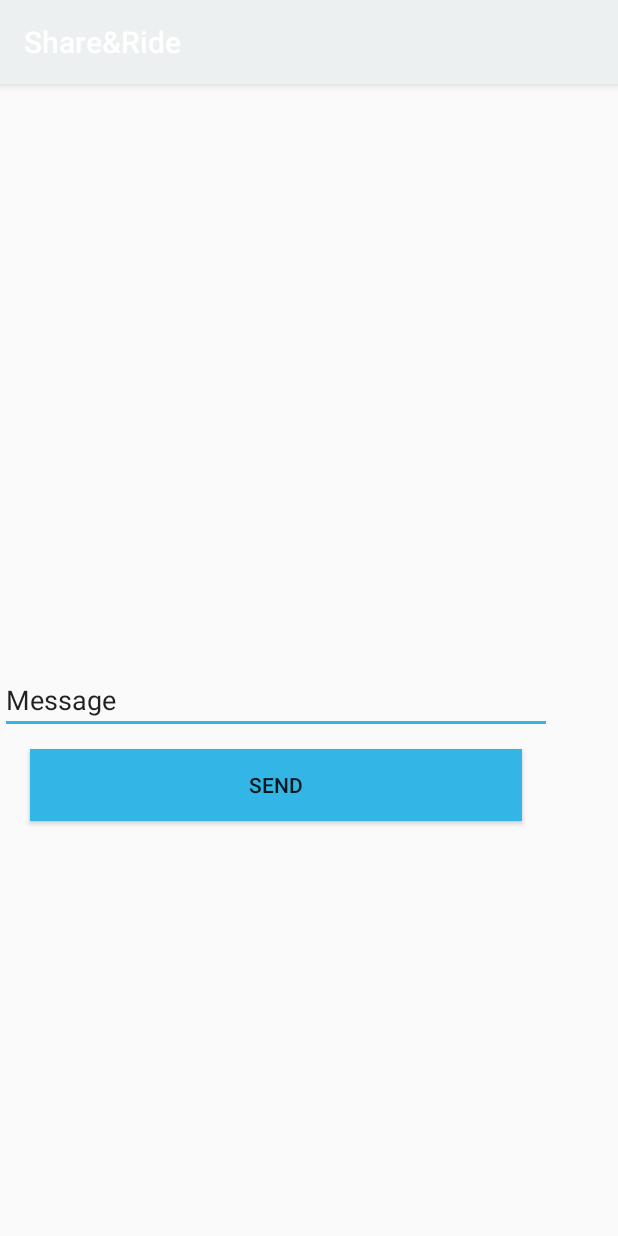
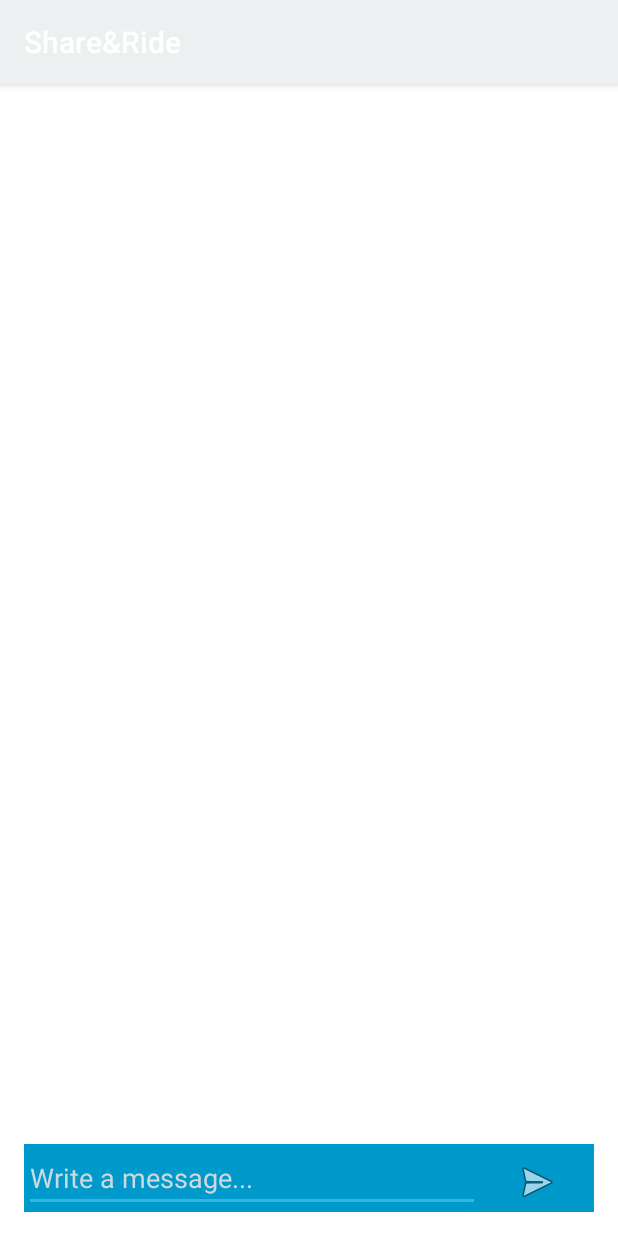
Before and after one commit to alexrupom/Share-and-Ride, an Android app: the ChatActivity screen opened directly, with no data from a screen before it, on a phone screen of 412 x 824 dp. Run offline under Robolectric (Android 15) with nearby library versions, the phone set to English and light mode, and no system bars; our stand-ins replace Firebase (no records; nobody signed in at launch, a user with empty details on screens opened directly); 2 statements that could not run were skipped.

Commit message:
chat added

```diff
--- a/Application/Share&Ride/app/src/main/java/shafin/shareride/ChatActivity.java
+++ b/Application/Share&Ride/app/src/main/java/shafin/shareride/ChatActivity.java
@@ -1,13 +1,84 @@
 package shafin.shareride;
 
+import android.support.annotation.NonNull;
+import android.support.annotation.Nullable;
 import android.support.v7.app.AppCompatActivity;
 import android.os.Bundle;
+import android.view.View;
+import android.view.ViewGroup;
+import android.widget.ArrayAdapter;
+import android.widget.Button;
+import android.widget.EditText;
+import android.widget.ImageView;
+import android.widget.ListView;
+import android.widget.TextView;
+import android.widget.Toast;
+
+import com.google.firebase.auth.FirebaseAuth;
+import com.google.firebase.auth.FirebaseUser;
+import com.google.firebase.database.ChildEventListener;
+import com.google.firebase.database.DataSnapshot;
+import com.google.firebase.database.DatabaseError;
+import com.google.firebase.database.DatabaseReference;
+import com.google.firebase.database.FirebaseDatabase;
+
+import java.util.LinkedList;
+import java.util.List;
 
 public class ChatActivity extends AppCompatActivity {
+    TextView textViewChatname;
+    FirebaseDatabase firebaseDatabase;
+    DatabaseReference databaseReference;
+    FirebaseAuth firebaseAuth;
+    String userid;
+    EditText editTextMessageArea;
+
+    ImageView imageViewSendButton;
+    ListView listView;
+
 
     @Override
     protected void onCreate(Bundle savedInstanceState) {
         super.onCreate(savedInstanceState);
         setContentView(R.layout.activity_chat);
+        textViewChatname=(TextView)findViewById(R.id.chatname);
+
+        //Get the bundle
+        Bundle bundle = getIntent().getExtras();
+
+        //Extract the data…
+        String stuff = bundle.getString("chatname");
+        String id = bundle.getString("id");
+        textViewChatname.setText(stuff);
+
+        firebaseAuth= FirebaseAuth.getInstance();
+        firebaseDatabase= FirebaseDatabase.getInstance();
+        final FirebaseUser user=firebaseAuth.getCurrentUser();
+        userid=user.getUid();
+        databaseReference= FirebaseDatabase.getInstance().getReference().child("postRide").child(id);
+
+        imageViewSendButton=(ImageView)findViewById(R.id.sendButton);
+        editTextMessageArea=(EditText)findViewById(R.id.messageArea);
+        listView=(ListView)findViewById(R.id.listview);
+
+        imageViewSendButton.setOnClickListener(new View.OnClickListener() {
+            @Override
+            public void onClick(View view) {
+
+                ChatMessage chat  = new ChatMessage(user.getDisplayName(), editTextMessageArea.getText().toString());
+                databaseReference.push().setValue(chat);
+                editTextMessageArea.setText("");
+                Toast.makeText(getApplicationContext(),"Your message is sent",Toast.LENGTH_SHORT).show();
+
+
+
+            }
+        });
+
+
+
+
+
     }
+
 }
--- a/Application/Share&Ride/app/src/main/java/shafin/shareride/PostActivity.java
+++ b/Application/Share&Ride/app/src/main/java/shafin/shareride/PostActivity.java
@@ -15,12 +15,13 @@ import com.google.firebase.database.DatabaseReference;
 import com.google.firebase.database.FirebaseDatabase;
 
 public class PostActivity extends AppCompatActivity {
-    DatabaseReference databaseReference;
+
     FirebaseAuth firebaseAuth;
     EditText editTextFrom,editTextTo,editTextTime,editTextVehicle;
     Button button;
     String userid;
     FirebaseDatabase firebaseDatabase;
+    DatabaseReference databaseReference;
     @Override
     protected void onCreate(Bundle savedInstanceState) {
         super.onCreate(savedInstanceState);
--- a/Application/Share&Ride/app/src/main/res/layout/activity_chat.xml
+++ b/Application/Share&Ride/app/src/main/res/layout/activity_chat.xml
@@ -1,46 +1,45 @@
 <?xml version="1.0" encoding="utf-8"?>
-<android.support.constraint.ConstraintLayout xmlns:android="http://schemas.android.com/apk/res/android"
-    xmlns:app="http://schemas.android.com/apk/res-auto"
+<LinearLayout xmlns:android="http://schemas.android.com/apk/res/android"
     xmlns:tools="http://schemas.android.com/tools"
     android:layout_width="match_parent"
     android:layout_height="match_parent"
-    >
+    android:background="#ffffff"
+    android:paddingBottom="@dimen/activity_vertical_margin"
+    android:paddingLeft="@dimen/activity_horizontal_margin"
+    android:paddingRight="@dimen/activity_horizontal_margin"
+    android:paddingTop="@dimen/activity_vertical_margin"
+    android:orientation="vertical"
+   >
+    <TextView
+        android:layout_width="wrap_content"
+        android:layout_height="wrap_content"
+        android:id="@+id/chatname"
+        android:text="name"
+        android:layout_gravity="center"
+        android:textSize="25dp"/>
+    <ScrollView
+        android:layout_width="match_parent"
+        android:layout_weight="20"
+        android:layout_height="wrap_content"
+        android:id="@+id/scrollView">
 
-
-    <LinearLayout
-        android:layout_width="368dp"
-        android:layout_height="495dp"
-        android:orientation="vertical"
-        tools:layout_editor_absoluteX="8dp"
-        tools:layout_editor_absoluteY="8dp"
-        android:weightSum="1"
-        tools:ignore="MissingConstraints">
-
-        <ListView
-            android:id="@+id/messages1"
-            android:layout_width="match_parent"
-            android:layout_height="276dp"
-            android:layout_weight="0.97" />
-
-
-
-        <EditText
-            android:id="@+id/message"
+        <LinearLayout
             android:layout_width="match_parent"
             android:layout_height="wrap_content"
-            android:ems="10"
-            android:inputType="textPersonName"
-            android:text="Message" />
+            android:orientation="vertical"
+            android:id="@+id/layout1">
+            <ListView
+                android:id="@+id/listview"
+                android:layout_width="match_parent"
+                android:layout_height="wrap_content"
+                android:layout_weight="0.97" />
+        </LinearLayout>
+    </ScrollView>
 
-        <Button
-            android:id="@+id/button1"
-            android:layout_width="match_parent"
-            android:layout_height="wrap_content"
-            android:text="Send"
-            android:layout_marginTop="10dp"
-            android:layout_marginLeft="20dp"
-            android:layout_marginRight="20dp"
-
-            android:background="@android:color/holo_blue_light" />
-    </LinearLayout>
-</android.support.constraint.ConstraintLayout>
+    <include
+        layout="@layout/message_area"
+        android:layout_width="match_parent"
+        android:layout_height="wrap_content"
+        android:gravity="bottom"
+        android:layout_marginTop="5dp"/>
+</LinearLayout>
--- /dev/null
+++ b/Application/Share&Ride/app/src/main/res/layout/message_area.xml
@@ -0,0 +1,27 @@
+<?xml version="1.0" encoding="utf-8"?>
+<LinearLayout xmlns:android="http://schemas.android.com/apk/res/android"
+    android:layout_width="match_parent"
+    android:layout_height="match_parent"
+    android:background="@android:color/holo_blue_dark"
+    android:gravity="bottom"
+    android:orientation="horizontal">
+
+    <EditText
+        android:layout_width="match_parent"
+        android:layout_height="wrap_content"
+        android:layout_weight="1"
+        android:textColorHint="#CFD8DC"
+        android:textColor="#CFD8DC"
+        android:hint="Write a message..."
+        android:id="@+id/messageArea"
+        android:maxHeight="80dp"
+        />
+
+    <ImageView
+        android:layout_width="match_parent"
+        android:layout_height="wrap_content"
+        android:layout_weight="4"
+        android:padding="4dp"
+        android:src="@android:drawable/ic_menu_send"
+        android:id="@+id/sendButton"/>
+</LinearLayout>
```
Also changed, not shown: Application/Share&Ride/app/src/main/java/shafin/shareride/ChatMessage.java (added, +26 -0 lines), Application/Share&Ride/app/src/main/java/shafin/shareride/FindRideActivity.java (+31 -4 lines), Application/Share&Ride/app/src/main/res/layout/twolines.xml (+38 -1 lines).
